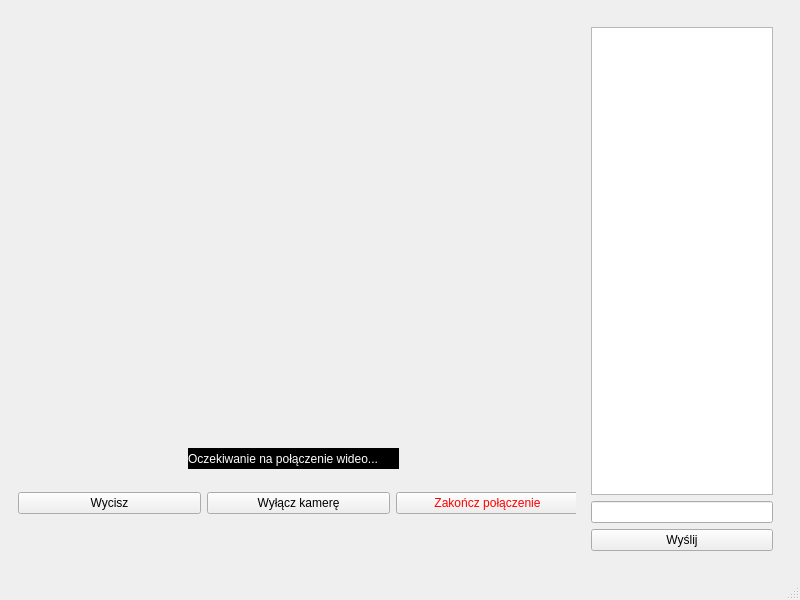
First picture: the form in mainwindow.ui, repository Antek-Rogowski/KorepetycjeApp, before the edit.
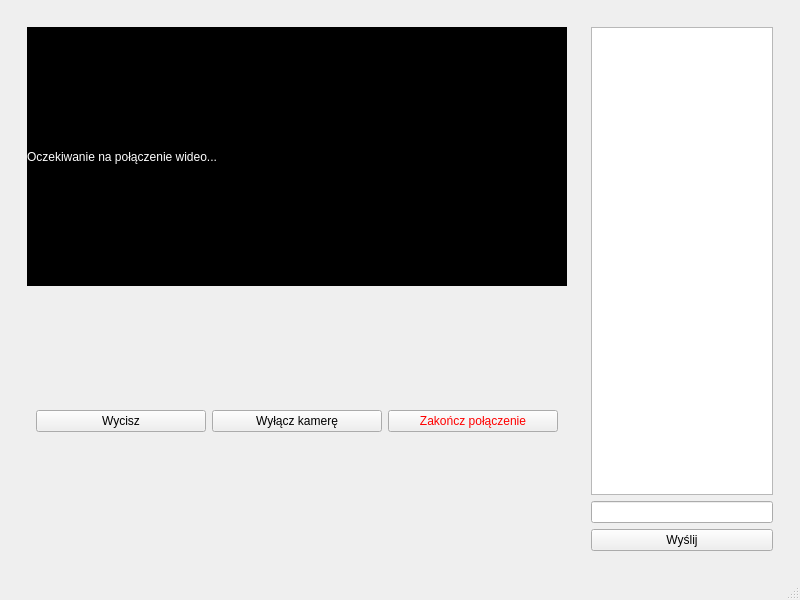
Second picture: the form after the edit.

Patch:
```diff
--- a/mainwindow.ui
+++ b/mainwindow.ui
@@ -157,15 +157,9 @@
        <layout class="QHBoxLayout" name="horizontalLayout_2">
         <item>
          <widget class="QWidget" name="widget_3" native="true">
+          <layout class="QVBoxLayout" name="verticalLayout_3">
+           <item>
           <widget class="QLabel" name="videoStreamLabel">
-           <property name="geometry">
-            <rect>
-             <x>170</x>
-             <y>430</y>
-             <width>211</width>
-             <height>21</height>
-            </rect>
-           </property>
            <property name="layoutDirection">
             <enum>Qt::LayoutDirection::LeftToRight</enum>
            </property>
@@ -176,15 +170,9 @@
             <string>Oczekiwanie na połączenie wideo...</string>
            </property>
           </widget>
+           </item>
+           <item>
           <widget class="QWidget" name="widget_4" native="true">
-           <property name="geometry">
-            <rect>
-             <x>0</x>
-             <y>460</y>
-             <width>561</width>
-             <height>51</height>
-            </rect>
-           </property>
            <layout class="QHBoxLayout" name="horizontalLayout_3">
             <item>
              <widget class="QPushButton" name="muteButton">
@@ -212,6 +200,8 @@
             </item>
            </layout>
           </widget>
+           </item>
+          </layout>
          </widget>
         </item>
         <item>
```
Lines whose indentation alone changed are shown as unchanged.
